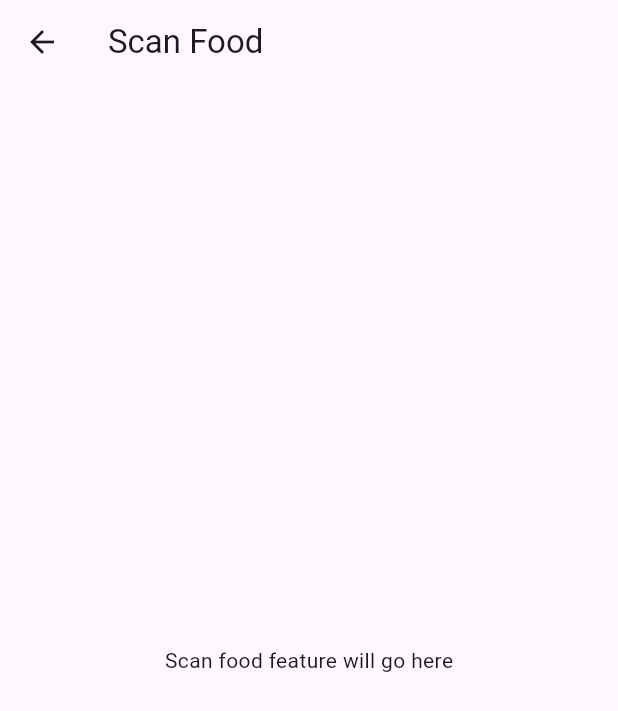
After one commit to Doffannoel/Tervist-App, a Flutter app: the ScanFoodPage screen opened directly, on a phone screen of 412 x 824 dp. The commit adds this screen. Shown: the top 711 px of the screen. Run offline on Flutter 3.47's test engine with Material 3 defaults, Android fonts, the phone set to English and light mode, and no system bars; our stand-ins replace flutter_svg, google_maps_flutter, smooth_page_indicator.

Commit message:
scanfood pris

```diff
--- /dev/null
+++ b/tervist_apk/lib/screens/nutritions/scanfood.dart
@@ -0,0 +1,14 @@
+// scanfood.dart
+import 'package:flutter/material.dart';
+
+class ScanFoodPage extends StatelessWidget {
+  const ScanFoodPage({super.key});
+
+  @override
+  Widget build(BuildContext context) {
+    return Scaffold(
+      appBar: AppBar(title: const Text('Scan Food')),
+      body: Center(child: const Text('Scan food feature will go here')),
+    );
+  }
+}
```
Also changed, not shown: tervist_apk/lib/screens/nutritions/nutrition_main.dart (+67 -58 lines), tervist_apk/pubspec.lock, 1 other file.
